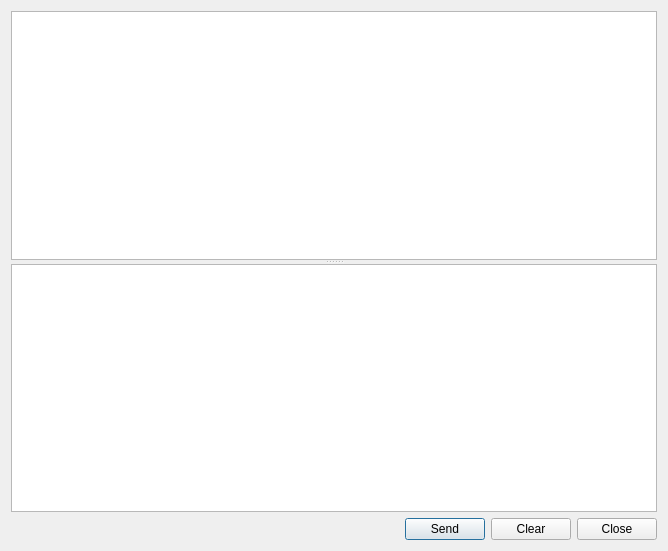
KDE/kopete, file protocols/jabber/ui/dlgxmppconsole.ui: the form before one commit.
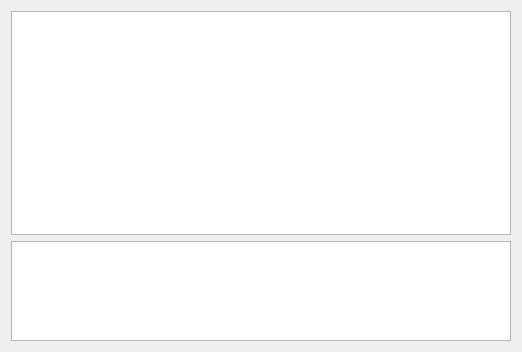
The form after the commit. Custom widgets are drawn as their Qt base class.

Commit message: converting more dialogs QDialog -> KDialog

Diff of the .ui file:
```diff
--- a/protocols/jabber/ui/dlgxmppconsole.ui
+++ b/protocols/jabber/ui/dlgxmppconsole.ui
@@ -1,12 +1,12 @@
 <ui version="4.0" >
- <class>DlgXMPPConsole</class>
- <widget class="QDialog" name="DlgXMPPConsole" >
+ <class>dlgXMPPConsole</class>
+ <widget class="QWidget" name="dlgXMPPConsole" >
   <property name="geometry" >
    <rect>
     <x>0</x>
     <y>0</y>
-    <width>668</width>
-    <height>551</height>
+    <width>522</width>
+    <height>352</height>
    </rect>
   </property>
   <property name="windowTitle" >
@@ -14,69 +14,21 @@
   </property>
   <layout class="QVBoxLayout" >
    <item>
-    <widget class="QSplitter" name="splitter" >
-     <property name="orientation" >
-      <enum>Qt::Vertical</enum>
+    <widget class="KTextBrowser" name="brLog" />
+   </item>
+   <item>
+    <widget class="KTextEdit" name="mTextEdit" >
+     <property name="maximumSize" >
+      <size>
+       <width>16777215</width>
+       <height>100</height>
+      </size>
      </property>
-     <property name="opaqueResize" >
-      <bool>true</bool>
-     </property>
-     <property name="childrenCollapsible" >
-      <bool>true</bool>
-     </property>
-     <widget class="KTextBrowser" name="brLog" />
-     <widget class="KTextEdit" name="mTextEdit" />
     </widget>
    </item>
-   <item>
-    <layout class="QHBoxLayout" >
-     <property name="spacing" >
-      <number>6</number>
-     </property>
-     <item>
-      <spacer>
-       <property name="orientation" >
-        <enum>Qt::Horizontal</enum>
-       </property>
-       <property name="sizeHint" >
-        <size>
-         <width>301</width>
-         <height>20</height>
-        </size>
-       </property>
-      </spacer>
-     </item>
-     <item>
-      <widget class="KPushButton" name="btnSend" >
-       <property name="text" >
-        <string>Send</string>
-       </property>
-      </widget>
-     </item>
-     <item>
-      <widget class="KPushButton" name="btnClear" >
-       <property name="text" >
-        <string>Clear</string>
-       </property>
-      </widget>
-     </item>
-     <item>
-      <widget class="KPushButton" name="btnClose" >
-       <property name="text" >
-        <string>Close</string>
-       </property>
-      </widget>
-     </item>
-    </layout>
-   </item>
   </layout>
  </widget>
  <customwidgets>
-  <customwidget>
-   <class>KPushButton</class>
-   <extends>QPushButton</extends>
-   <header>kpushbutton.h</header>
-  </customwidget>
   <customwidget>
    <class>KTextBrowser</class>
    <extends>QTextBrowser</extends>
```
Left out of the diff: 2 changed lines with no effect on the pictures. The commit also changes 8 other files.
